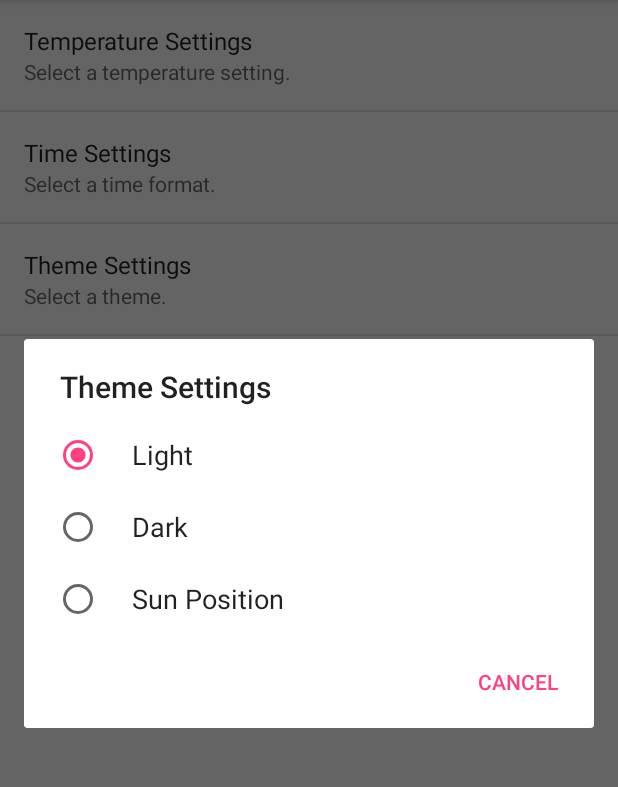
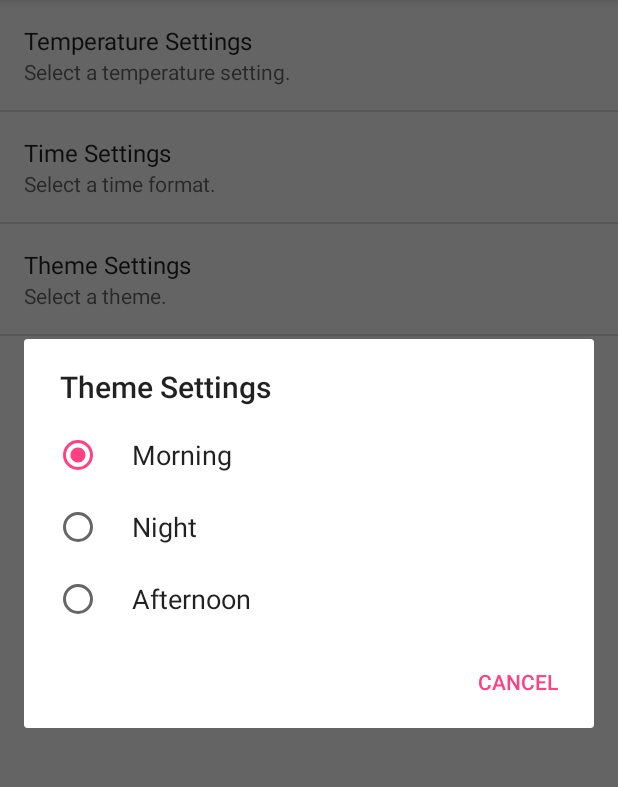
Before and after one commit to s4mk227/csc415weather, an Android app: the fragment SettingsFragment shown on its own in the app's theme, after a tap on "Theme Settings", on a phone screen of 412 x 824 dp, the part 84-871 px from its top. Run offline under Robolectric (Android 15) with nearby library versions, the light colour scheme and no system bars.

Commit message:
Update
Update

```diff
--- a/WeatherApplication/app/src/main/java/androidclassproject/weatherapplication/Common/Common.java
+++ b/WeatherApplication/app/src/main/java/androidclassproject/weatherapplication/Common/Common.java
@@ -15,7 +15,7 @@ public class Common {
     // http://openweathermap.org/data/2.5/weather?lat=35&lon=139&appid=b1b15e88fa797225412429c1c50c122a1
 
 
-    public static String API_KEY = "6ba8de16bfaf48f0ba036856b1da58b0";
+    public static String API_KEY = "fc7be1cf2dec20e0c8932342a74d3568";
     public static String API_LINK = "http://api.openweathermap.org/data/2.5/weather";
     public static String API_LINK1 = "http://api.openweathermap.org/data/2.5/";
     @NonNull
--- a/WeatherApplication/app/src/main/java/androidclassproject/weatherapplication/WeatherUpdateService.java
+++ b/WeatherApplication/app/src/main/java/androidclassproject/weatherapplication/WeatherUpdateService.java
@@ -123,7 +123,7 @@ public class WeatherUpdateService extends Service implements LocationListener {
             Log.v("check", e.toString());
 
         }
-        return START_STICKY;
+        return START_REDELIVER_INTENT;
     }
 
     @Override
@@ -217,7 +217,7 @@ public class WeatherUpdateService extends Service implements LocationListener {
         // long check = System.currentTimeMillis();
 
 
-        long interval = 1000 * 60 * 3;
+        long interval = 1000 * 30;
         Log.v("Check", Long.toString(interval));
         timer.scheduleAtFixedRate(task, start_date, interval);
     }
--- a/WeatherApplication/app/src/main/res/values/strings.xml
+++ b/WeatherApplication/app/src/main/res/values/strings.xml
@@ -27,9 +27,9 @@
     </string-array>
 
     <string-array name="theme_options">
-        <item >Light</item>
-        <item >Dark</item>
-        <item>Sun Position</item>
+        <item >Morning</item>
+        <item >Night</item>
+        <item>Afternoon</item>
     </string-array>
     <string-array name="theme_values">
         <item >0</item>
```
